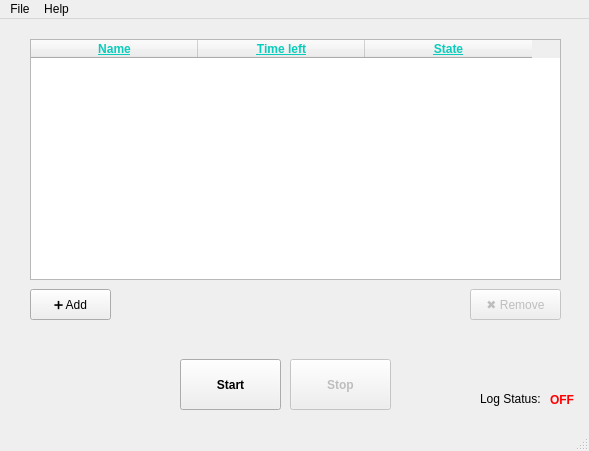
Hexsae/App-Limiter, file ui/App.ui: the form before one commit.
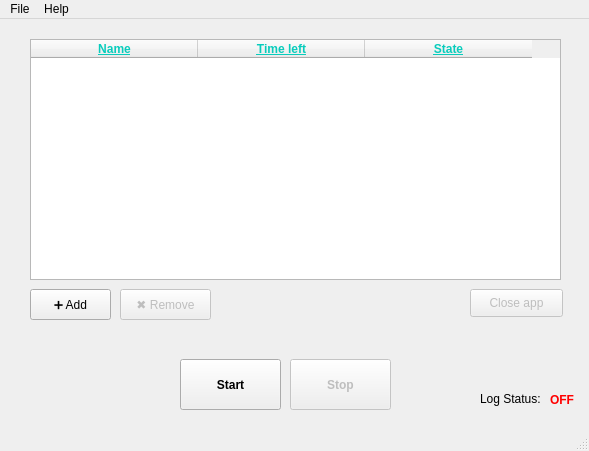
The form after the commit.

Diff of the .ui file:
```diff
--- a/ui/App.ui
+++ b/ui/App.ui
@@ -44,7 +44,7 @@
     </property>
     <property name="geometry">
      <rect>
-      <x>470</x>
+      <x>120</x>
       <y>270</y>
       <width>91</width>
       <height>31</height>
@@ -300,6 +300,22 @@
      <string>OFF</string>
     </property>
    </widget>
+   <widget class="QPushButton" name="close_appbtn">
+    <property name="enabled">
+     <bool>false</bool>
+    </property>
+    <property name="geometry">
+     <rect>
+      <x>470</x>
+      <y>270</y>
+      <width>93</width>
+      <height>28</height>
+     </rect>
+    </property>
+    <property name="text">
+     <string>Close app</string>
+    </property>
+   </widget>
   </widget>
   <widget class="QMenuBar" name="menubar">
    <property name="geometry">
```
Left out of the diff: 11 changed lines with no effect on the pictures.
